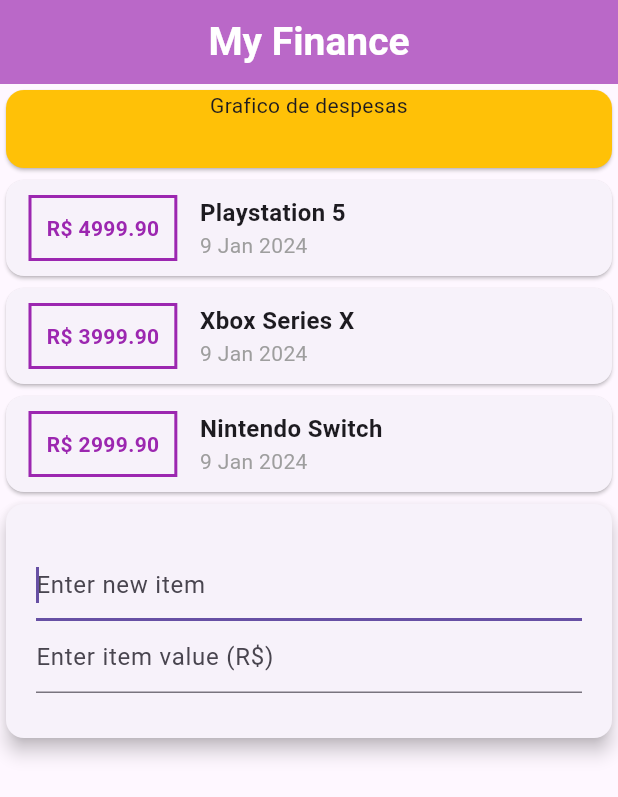
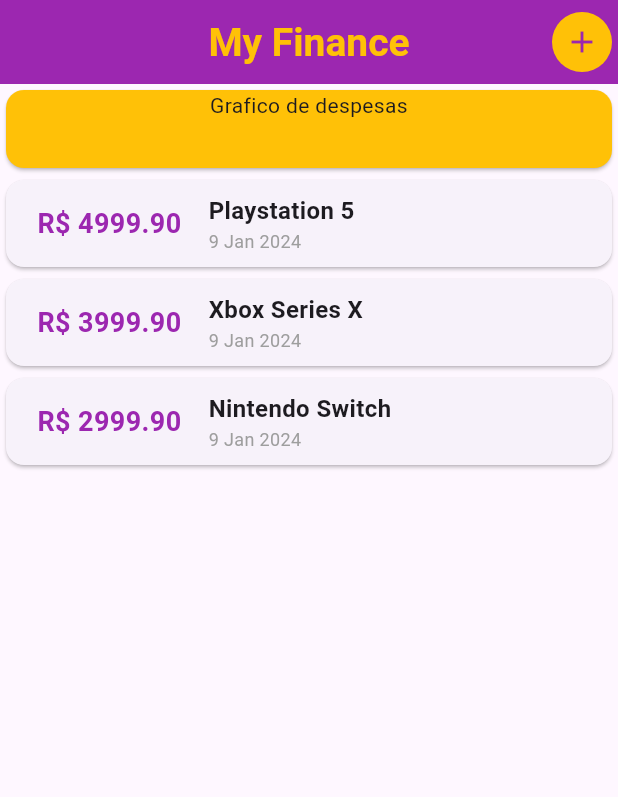
Before and after one commit to nson22/flutter, a Flutter app: the screen it shows after launch, on a phone screen of 412 x 824 dp. Shown: the top 797 px of the screen. Run offline on Flutter 3.47's test engine with Material 3 defaults, Android fonts, the phone set to English and light mode, and no system bars; Roboto replaces fonts that are missing (OpenSans).

Commit message:
Trabalhando no tems

```diff
--- a/lib/components/transaction_form.dart
+++ b/lib/components/transaction_form.dart
@@ -1,39 +1,69 @@
 import 'package:flutter/material.dart';
 
-class TransactionForm extends StatelessWidget {
+class TransactionForm extends StatefulWidget {
+  final void Function(String, double) _onSubmit;
+
+  const TransactionForm(this._onSubmit, {super.key});
+
+  @override
+  State<TransactionForm> createState() => _TransactionFormState();
+}
+
+class _TransactionFormState extends State<TransactionForm> {
   final titleController = TextEditingController();
+
   final valueController = TextEditingController();
 
-  TransactionForm({super.key});
+  _onSubmitForm() {
+    final title = titleController.text;
+    final value = double.tryParse(valueController.text) ?? 0.0;
+
+    if (title.isEmpty || value <= 0) {
+      return;
+    }
+
+    widget._onSubmit(title, value);
+  }
 
   @override
   Widget build(BuildContext context) {
-    return Card(
-      elevation: 5,
-      child: Container(
+    return Container(
       padding: const EdgeInsets.all(10),
-        margin: const EdgeInsets.symmetric(
-          horizontal: 10,
-          vertical: 20,
-        ),
+      margin: const EdgeInsets.symmetric(),
       child: Column(
         children: [
           TextField(
+            autofocus: true,
             controller: titleController,
-              autofocus: true,
+            onSubmitted: (_) => _onSubmitForm(),
             decoration: const InputDecoration(
-                hintText: "Enter new item",
+              labelText: "Enter new expanse",
             ),
           ),
           TextField(
             controller: valueController,
-              autofocus: true,
+            onSubmitted: (_) => _onSubmitForm(),
+            keyboardType: const TextInputType.numberWithOptions(decimal: true),
             decoration: const InputDecoration(
-                hintText: "Enter item value (R\$)",
+              labelText: "Enter expanse value (R\$)",
             ),
           ),
+          Container(
+            margin: const EdgeInsets.only(top: 10),
+            alignment: Alignment.centerRight,
+            child: TextButton(
+              onPressed: () {
+                _onSubmitForm();
+              },
+              child: const Text(
+                "Add",
+                style: TextStyle(
+                  fontWeight: FontWeight.bold,
+                ),
+              ),
+            ),
+          )
         ],
-        ),
       ),
     );
   }
--- a/lib/components/transaction_list.dart
+++ b/lib/components/transaction_list.dart
@@ -8,27 +8,27 @@ class TransactionList extends StatelessWidget {
 
   @override
   Widget build(BuildContext context) {
-    return Column(
-      children: transactions.map((e) {
+    return SizedBox(
+      height: 400,
+      child: ListView.builder(
+        itemCount: transactions.length,
+        itemBuilder: (ctx, index) {
           return Card(
             child: Row(
               children: [
                 Container(
-                padding: const EdgeInsets.all(10),
-                decoration: BoxDecoration(
-                  border: Border.all(
-                    color: Colors.purple,
-                    width: 2,
-                  ),
-                ),
+                  width: 115,
+                  padding: const EdgeInsets.all(8),
                   margin: const EdgeInsets.symmetric(
-                  horizontal: 15,
-                  vertical: 10,
+                    horizontal: 10,
+                    vertical: 8,
                   ),
                   child: Text(
-                  "R\$ ${e.value.toStringAsFixed(2)}",
-                  style: const TextStyle(
-                    color: Colors.purple,
+                    "R\$ ${transactions[index].value.toStringAsFixed(2)}",
+                    textAlign: TextAlign.right,
+                    style: TextStyle(
+                      fontSize: 18,
+                      color: Theme.of(context).colorScheme.primary,
                       fontWeight: FontWeight.bold,
                     ),
                   ),
@@ -37,16 +37,17 @@ class TransactionList extends StatelessWidget {
                   crossAxisAlignment: CrossAxisAlignment.start,
                   children: [
                     Text(
-                    e.title,
+                      transactions[index].title,
                       style: const TextStyle(
                         fontSize: 16,
                         fontWeight: FontWeight.bold,
                       ),
                     ),
                     Text(
-                    DateFormat("d MMM y").format(e.date),
-                    style: const TextStyle(
-                      color: Colors.grey,
+                      DateFormat("d MMM y").format(transactions[index].date),
+                      style: TextStyle(
+                        fontSize: 12,
+                        color: Theme.of(context).colorScheme.tertiary,
                       ),
                     ),
                   ],
@@ -54,7 +55,8 @@ class TransactionList extends StatelessWidget {
               ],
             ),
           );
-      }).toList(),
+        },
+      ),
     );
   }
 }
--- a/lib/components/transaction_user.dart
+++ /dev/null
@@ -1,35 +0,0 @@
-import 'package:flutter/material.dart';
-import 'package:my_finance/components/transaction_form.dart';
-import 'package:my_finance/components/transaction_list.dart';
-import 'package:my_finance/models/transaction.dart';
-
-class TransactionUser extends StatefulWidget {
-  const TransactionUser({super.key});
-
-  @override
-  State<TransactionUser> createState() => _TransactionUserState();
-}
-
-class _TransactionUserState extends State<TransactionUser> {
-  final transactions = [
-    Transaction(
-        id: '1', title: 'Playstation 5', value: 4999.90, date: DateTime.now()),
-    Transaction(
-        id: '2', title: 'Xbox Series X', value: 3999.90, date: DateTime.now()),
-    Transaction(
-        id: '3',
-        title: 'Nintendo Switch',
-        value: 2999.90,
-        date: DateTime.now()),
-  ];
-
-  @override
-  Widget build(BuildContext context) {
-    return Column(
-      children: [
-        TransactionList(transactions),
-        TransactionForm(),
-      ],
-    );
-  }
-}
--- a/lib/main.dart
+++ b/lib/main.dart
@@ -1,52 +1,139 @@
+import 'dart:math';
+
 import 'package:flutter/material.dart';
-import 'package:my_finance/components/transaction_user.dart';
+import 'package:my_finance/components/transaction_form.dart';
+import 'package:my_finance/components/transaction_list.dart';
+import 'package:my_finance/models/transaction.dart';
 
 void main() => runApp(const MyFinance());
 
 class MyFinance extends StatelessWidget {
   const MyFinance({super.key});
-
   @override
   Widget build(BuildContext context) {
-    return const MaterialApp(
-      home: MyHomePage(),
+    final ThemeData theme = ThemeData();
+
+    return MaterialApp(
+      home: const MyHomePage(),
+      theme: theme.copyWith(
+        colorScheme: theme.colorScheme.copyWith(
+          primary: Colors.purple,
+          secondary: Colors.amber,
+          tertiary: Colors.grey,
+        ),
+        textTheme: theme.textTheme.copyWith(
+          titleLarge: const TextStyle(
+            fontFamily: 'OpenSans',
+            fontSize: 18,
+            fontWeight: FontWeight.bold,
+            color: Colors.black,
+          ),
+        ),
+        appBarTheme: const AppBarTheme(
+          titleTextStyle: TextStyle(
+            fontFamily: 'OpenSans',
+            fontSize: 20,
+            fontWeight: FontWeight.bold,
+          ),
+        ),
+      ),
     );
   }
 }
 
-class MyHomePage extends StatelessWidget {
+class MyHomePage extends StatefulWidget {
   const MyHomePage({super.key});
+
+  @override
+  State<MyHomePage> createState() => _MyHomePageState();
+}
+
+class _MyHomePageState extends State<MyHomePage> {
+  final List _transactions = [
+    Transaction(
+        id: Random().nextDouble().toString(),
+        title: 'Playstation 5',
+        value: 4999.90,
+        date: DateTime.now()),
+    Transaction(
+        id: Random().nextDouble().toString(),
+        title: 'Xbox Series X',
+        value: 3999.90,
+        date: DateTime.now()),
+    Transaction(
+        id: Random().nextDouble().toString(),
+        title: 'Nintendo Switch',
+        value: 2999.90,
+        date: DateTime.now()),
+  ];
+
+  void _addTransaction(String title, double value) {
+    Transaction transaction = Transaction(
+        id: Random().nextDouble().toString(),
+        title: title,
+        value: value,
+        date: DateTime.now());
+
+    setState(() {
+      _transactions.add(transaction);
+    });
+
+    Navigator.of(context).pop();
+  }
+
+  void openTransactionFormModal(BuildContext context) {
+    showModalBottomSheet(
+        isDismissible: true,
+        context: context,
+        builder: (_) {
+          return TransactionForm(_addTransaction);
+        });
+  }
 
   @override
   Widget build(BuildContext context) {
     return Scaffold(
       appBar: AppBar(
         centerTitle: true,
-        title: const Text(
+        title: Text(
           "My Finance",
           style: TextStyle(
-            color: Colors.white,
+            color: Theme.of(context).colorScheme.secondary,
             fontWeight: FontWeight.bold,
             fontSize: 26,
           ),
         ),
         primary: true,
-        backgroundColor: Colors.purple[300],
+        backgroundColor: Theme.of(context).colorScheme.primary,
+        actions: [
+          IconButton(
+            onPressed: () {
+              openTransactionFormModal(context);
+            },
+            icon: const Icon(Icons.add),
+            style: ButtonStyle(
+              foregroundColor: MaterialStatePropertyAll(
+                  Theme.of(context).colorScheme.primary),
+              backgroundColor: MaterialStatePropertyAll(
+                  Theme.of(context).colorScheme.secondary),
+            ),
+          )
+        ],
       ),
-      body: const Column(
+      body: Column(
         children: [
           SizedBox(
             width: double.infinity,
             height: 60,
             child: Card(
-              color: Colors.amber,
-              child: Text(
+              color: Theme.of(context).colorScheme.secondary,
+              child: const Text(
                 "Grafico de despesas",
                 textAlign: TextAlign.center,
               ),
             ),
           ),
-          TransactionUser(),
+          TransactionList(_transactions),
         ],
       ),
     );
```
Also changed, not shown: 1 other file. Lines whose indentation alone changed are shown as unchanged.
